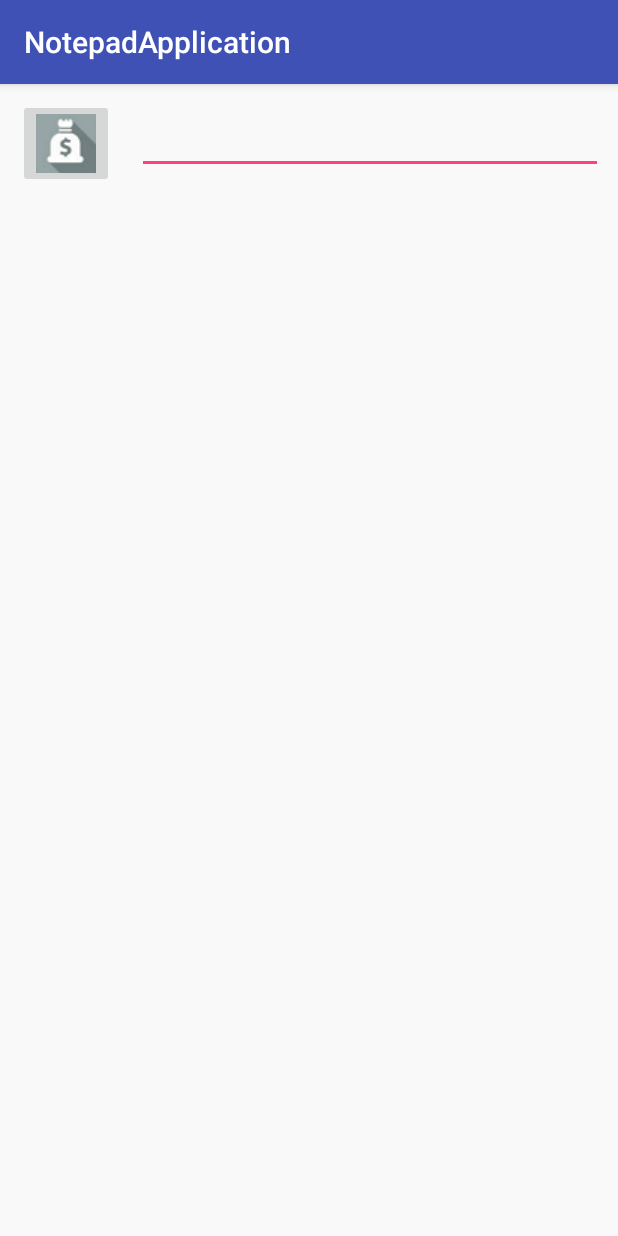
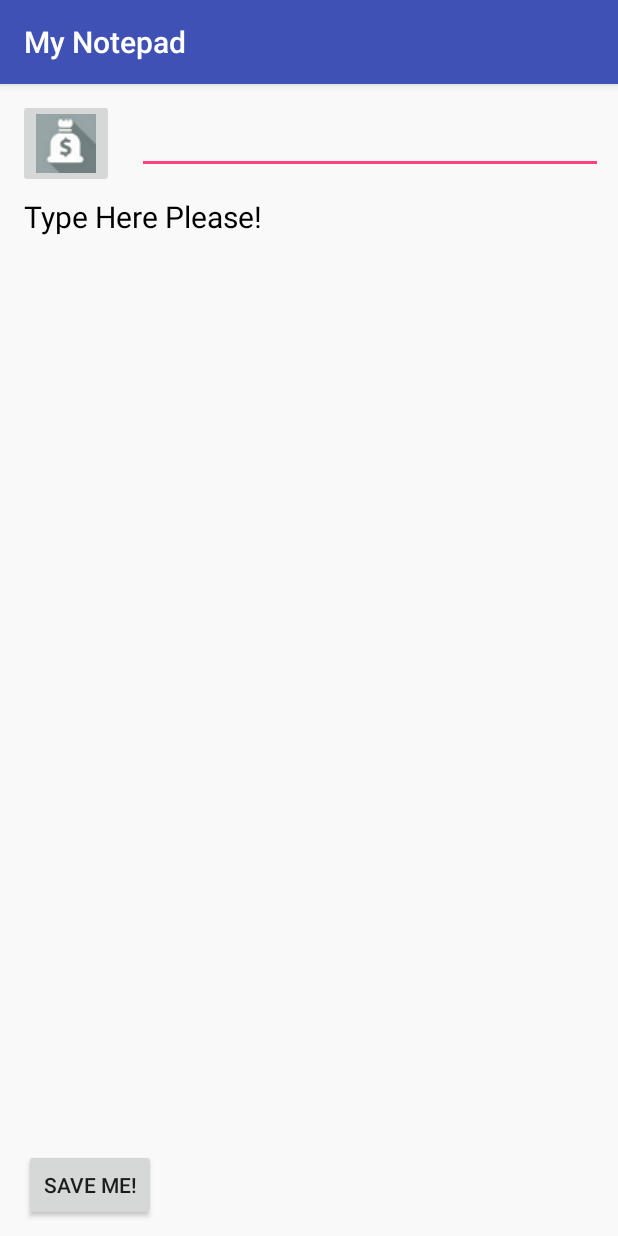
Before and after one commit to venuspathak/NotepadApplication2, an Android app: the fragment EditNoteFragment shown on its own in the app's theme, on a phone screen of 412 x 824 dp. Run offline under Robolectric (Android 15) with nearby library versions, the phone set to English and light mode, and no system bars.

Commit message:
October 5,2016 Shiv

```diff
--- a/app/src/main/java/com/mobilecommerce/notepadapplication/MainActivity.java
+++ b/app/src/main/java/com/mobilecommerce/notepadapplication/MainActivity.java
@@ -18,6 +18,9 @@ public class MainActivity extends AppCompatActivity{
     public static final String Second_Note_Title = "com.mobilecommerce.notepadapplication.Note Title";
     public static final String Second_Note_Body = "com.mobilecommerce.notepadapplication.Note Body";
     public static final String Second_Note_Category = "com.mobilecommerce.notepadapplication.Note Category";
+    public static final String Second_Note_Fragment_To_Load = "com.mobilecommerce.notepadapplication.Fragment To Load";
+    public enum FragmentToLoad{VIEW, EDIT}
+
 
 
     @Override
--- a/app/src/main/res/layout/fragment_edit_note.xml
+++ b/app/src/main/res/layout/fragment_edit_note.xml
@@ -36,4 +36,39 @@
             android:id="@+id/editNoteTitle"
             android:inputType="text" />
     </ScrollView>
+
+    <ScrollView
+        android:layout_width="wrap_content"
+        android:layout_height="wrap_content"
+        android:layout_above="@+id/saveNoteButton"
+        android:layout_below="@+id/noteScrollView"
+        android:layout_alignParentStart="true"
+        android:layout_alignParentEnd="true"
+        android:layout_marginTop="5dp"
+        android:layout_marginStart="4dp"
+        android:id="@+id/editMessageScrollView">
+
+
+
+        <EditText
+            android:layout_width="match_parent"
+            android:layout_height="wrap_content"
+            android:minLines="3"
+            android:id="@+id/editNoteMessage"
+            android:text="@string/type_here"
+            android:textSize="20sp"
+            android:textColor="#000000"
+            android:background="@null"
+            android:gravity="top"
+            android:inputType="textMultiLine"/>
+    </ScrollView>
+
+    <Button
+        android:layout_width="wrap_content"
+        android:layout_height="wrap_content"
+        android:id="@+id/saveNoteButton"
+        android:text="@string/save_button"
+        android:layout_alignParentBottom="true"
+        android:layout_alignStart="@+id/editMessageScrollView" />
+
 </RelativeLayout>
```
Also changed, not shown: app/src/main/java/com/mobilecommerce/notepadapplication/ActivityOfNoteDetails.java (+31 -5 lines), app/src/main/java/com/mobilecommerce/notepadapplication/MainActivityListFragment.java (+23 -4 lines), app/src/main/res/values/strings.xml (+9 -5 lines).
